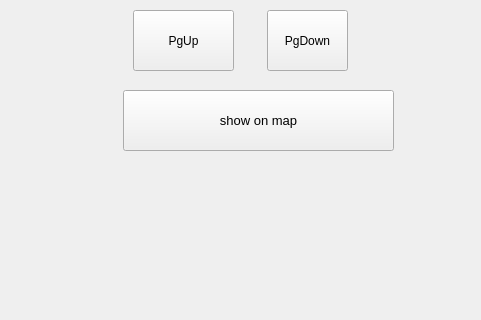
Old version of the form task1.ui in the repository nataliadolina/API; both pictures show x 517 to 998 and y 0 to 320 of the 998 by 894 pixel window.
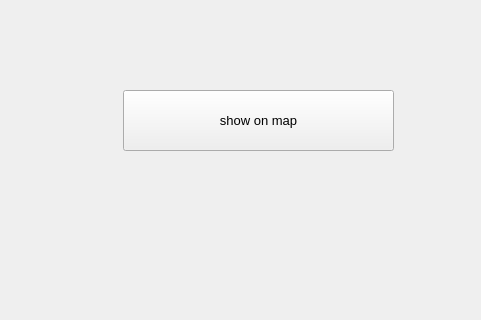
New version of the form.

Commit message: -- Большая задача по Maps API. Часть №2

```diff
--- a/task1.ui
+++ b/task1.ui
@@ -114,32 +114,6 @@
      <string/>
     </property>
    </widget>
-   <widget class="QPushButton" name="up">
-    <property name="geometry">
-     <rect>
-      <x>650</x>
-      <y>10</y>
-      <width>101</width>
-      <height>61</height>
-     </rect>
-    </property>
-    <property name="text">
-     <string>PgUp</string>
-    </property>
-   </widget>
-   <widget class="QPushButton" name="down">
-    <property name="geometry">
-     <rect>
-      <x>784</x>
-      <y>10</y>
-      <width>81</width>
-      <height>61</height>
-     </rect>
-    </property>
-    <property name="text">
-     <string>PgDown</string>
-    </property>
-   </widget>
    <widget class="QLabel" name="label_3">
     <property name="geometry">
      <rect>
```
The commit also changes 2 other files.
